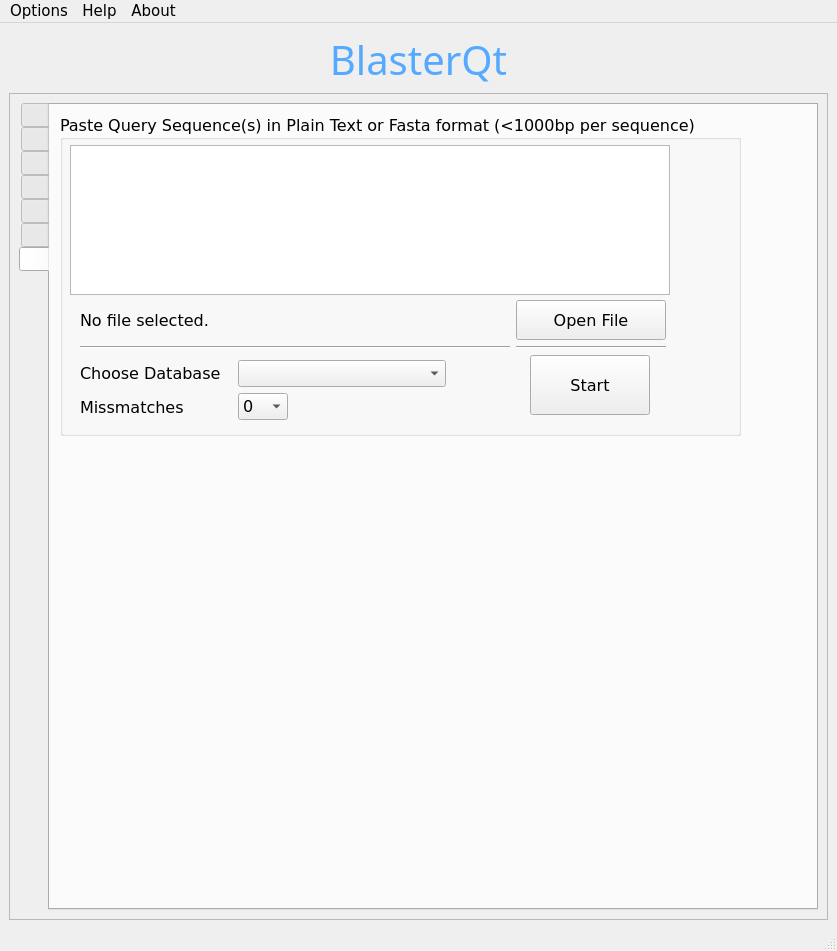
Qt form blaster.ui (snowformatics/BlasterQt) before a commit.
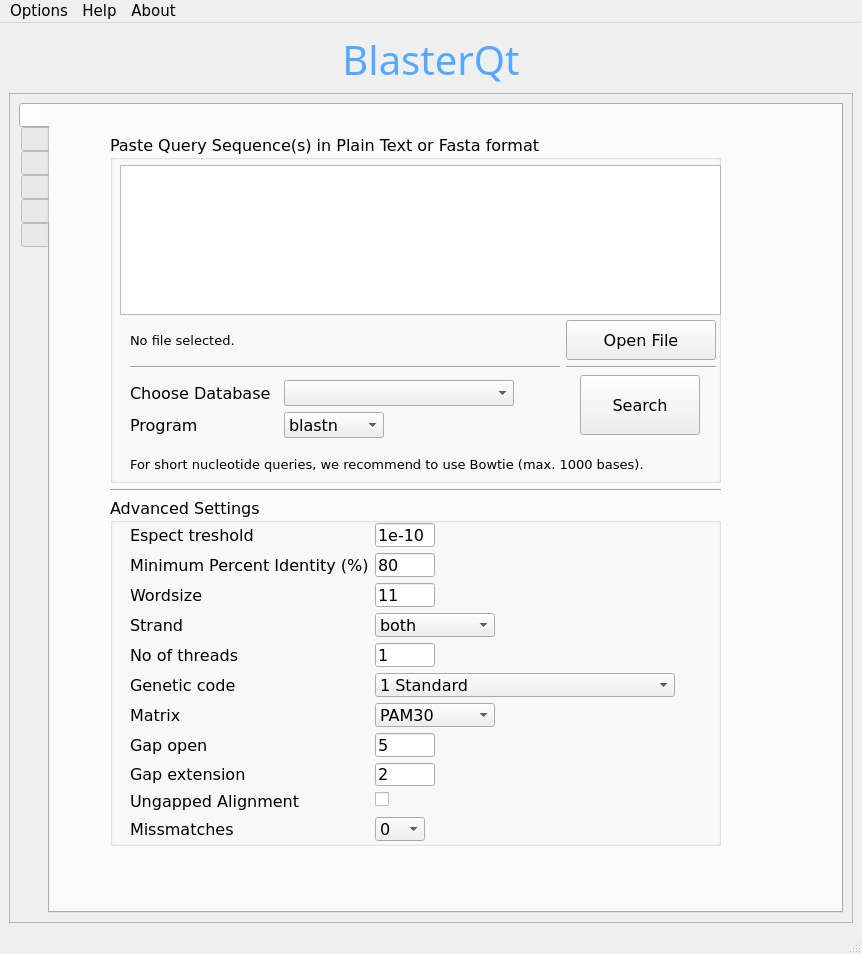
The same form after that commit. The open tabs and pages were chosen to show the change. Icons and pictures are not drawn.

What changed in the file:
```diff
--- a/blaster.ui
+++ b/blaster.ui
@@ -6,8 +6,8 @@
    <rect>
     <x>0</x>
     <y>0</y>
-    <width>837</width>
-    <height>951</height>
+    <width>862</width>
+    <height>954</height>
    </rect>
   </property>
   <property name="windowTitle">
@@ -50,8 +50,8 @@
         <rect>
          <x>0</x>
          <y>0</y>
-         <width>817</width>
-         <height>829</height>
+         <width>842</width>
+         <height>832</height>
         </rect>
        </property>
        <layout class="QVBoxLayout" name="verticalLayout_2">
@@ -59,8 +59,8 @@
          <widget class="QTabWidget" name="tabWidget">
           <property name="minimumSize">
            <size>
-            <width>670</width>
-            <height>800</height>
+            <width>800</width>
+            <height>600</height>
            </size>
           </property>
           <property name="font">
@@ -103,9 +103,9 @@
            <widget class="QWidget" name="layoutWidget">
             <property name="geometry">
              <rect>
-              <x>20</x>
+              <x>50</x>
               <y>20</y>
-              <width>651</width>
+              <width>631</width>
               <height>731</height>
              </rect>
             </property>
@@ -135,7 +135,7 @@
                  <rect>
                   <x>10</x>
                   <y>30</y>
-                  <width>600</width>
+                  <width>601</width>
                   <height>150</height>
                  </rect>
                 </property>
@@ -2013,238 +2013,6 @@
             </widget>
            </widget>
           </widget>
-          <widget class="QWidget" name="tab_2">
-           <attribute name="title">
-            <string/>
-           </attribute>
-           <widget class="QGroupBox" name="groupBox_3">
-            <property name="geometry">
-             <rect>
-              <x>10</x>
-              <y>10</y>
-              <width>681</width>
-              <height>321</height>
-             </rect>
-            </property>
-            <property name="minimumSize">
-             <size>
-              <width>200</width>
-              <height>300</height>
-             </size>
-            </property>
-            <property name="autoFillBackground">
-             <bool>false</bool>
-            </property>
-            <property name="title">
-             <string>Paste Query Sequence(s) in Plain Text or Fasta format (&lt;1000bp per sequence)</string>
-            </property>
-            <property name="flat">
-             <bool>false</bool>
-            </property>
-            <widget class="QPlainTextEdit" name="plainTextEdit_3">
-             <property name="geometry">
-              <rect>
-               <x>10</x>
-               <y>30</y>
-               <width>600</width>
-               <height>150</height>
-              </rect>
-             </property>
-             <property name="inputMethodHints">
-              <set>Qt::ImhNone</set>
-             </property>
-            </widget>
-            <widget class="QWidget" name="layoutWidget_3">
-             <property name="geometry">
-              <rect>
-               <x>10</x>
-               <y>180</y>
-               <width>601</width>
-               <height>60</height>
-              </rect>
-             </property>
-             <layout class="QGridLayout" name="gridLayout_6">
-              <property name="leftMargin">
-               <number>10</number>
-              </property>
-              <property name="topMargin">
-               <number>5</number>
-              </property>
-              <property name="rightMargin">
-               <number>5</number>
-              </property>
-              <property name="bottomMargin">
-               <number>5</number>
-              </property>
-              <item row="0" column="0">
-               <widget class="QLabel" name="label_11">
-                <property name="text">
-                 <string>No file selected.</string>
-                </property>
-               </widget>
-              </item>
-              <item row="1" column="0">
-               <widget class="Line" name="line_4">
-                <property name="orientation">
-                 <enum>Qt::Horizontal</enum>
-                </property>
-               </widget>
-              </item>
-              <item row="1" column="1">
-               <widget class="Line" name="line_5">
-                <property name="orientation">
-                 <enum>Qt::Horizontal</enum>
-                </property>
-               </widget>
-              </item>
-              <item row="0" column="1">
-               <widget class="QPushButton" name="pushButton_2">
-                <property name="maximumSize">
-                 <size>
-                  <width>150</width>
-                  <height>40</height>
-                 </size>
-                </property>
-                <property name="text">
-                 <string>Open File</string>
-                </property>
-                <property name="icon">
-                 <iconset>
-                  <normaloff>:/Icons/Filesystem-folder-grey-open-icon.png</normaloff>:/Icons/Filesystem-folder-grey-open-icon.png</iconset>
-                </property>
-                <property name="iconSize">
-                 <size>
-                  <width>32</width>
-                  <height>32</height>
-                 </size>
-                </property>
-               </widget>
-              </item>
-             </layout>
-            </widget>
-            <widget class="QWidget" name="layoutWidget_5">
-             <property name="geometry">
-              <rect>
-               <x>10</x>
-               <y>240</y>
-               <width>381</width>
-               <height>71</height>
-              </rect>
-             </property>
-             <layout class="QGridLayout" name="gridLayout_7">
-              <property name="leftMargin">
-               <number>10</number>
-              </property>
-              <property name="topMargin">
-               <number>5</number>
-              </property>
-              <property name="rightMargin">
-               <number>5</number>
-              </property>
-              <property name="bottomMargin">
-               <number>5</number>
-              </property>
-              <item row="1" column="0">
-               <widget class="QLabel" name="label_9">
-                <property name="text">
-                 <string>Choose Database</string>
-                </property>
-               </widget>
-              </item>
-              <item row="2" column="0">
-               <widget class="QLabel" name="label_10">
-                <property name="text">
-                 <string>Missmatches</string>
-                </property>
-               </widget>
-              </item>
-              <item row="2" column="2">
-               <widget class="QComboBox" name="comboBox_11">
-                <property name="maximumSize">
-                 <size>
-                  <width>50</width>
-                  <height>16777215</height>
-                 </size>
-                </property>
-                <item>
-                 <property name="text">
-                  <string>0</string>
-                 </property>
-                </item>
-                <item>
-                 <property name="text">
-                  <string>1</string>
-                 </property>
-                </item>
-                <item>
-                 <property name="text">
-                  <string>2</string>
-                 </property>
-                </item>
-                <item>
-                 <property name="text">
-                  <string>3</string>
-                 </property>
-                </item>
-               </widget>
-              </item>
-              <item row="2" column="3">
-               <spacer name="verticalSpacer">
-                <property name="orientation">
-                 <enum>Qt::Vertical</enum>
-                </property>
-                <property name="sizeHint" stdset="0">
-                 <size>
-                  <width>20</width>
-                  <height>40</height>
-                 </size>
-                </property>
-               </spacer>
-              </item>
-              <item row="1" column="2" colspan="2">
-               <widget class="QComboBox" name="comboBox_12">
-                <property name="maximumSize">
-                 <size>
-                  <width>300</width>
-                  <height>16777215</height>
-                 </size>
-                </property>
-               </widget>
-              </item>
-             </layout>
-            </widget>
-            <widget class="QPushButton" name="pushButton_4">
-             <property name="geometry">
-              <rect>
-               <x>470</x>
-               <y>240</y>
-               <width>120</width>
-               <height>60</height>
-              </rect>
-             </property>
-             <property name="minimumSize">
-              <size>
-               <width>120</width>
-               <height>60</height>
-              </size>
-             </property>
-             <property name="maximumSize">
-              <size>
-               <width>120</width>
-               <height>60</height>
-              </size>
-             </property>
-             <property name="font">
-              <font>
-               <pointsize>12</pointsize>
-              </font>
-             </property>
-             <property name="text">
-              <string>Start</string>
-             </property>
-            </widget>
-           </widget>
-          </widget>
          </widget>
         </item>
        </layout>
@@ -2258,7 +2026,7 @@
     <rect>
      <x>0</x>
      <y>0</y>
-     <width>837</width>
+     <width>862</width>
      <height>24</height>
     </rect>
    </property>
```
Left out of the diff: 34 changed lines with no effect on the pictures.
